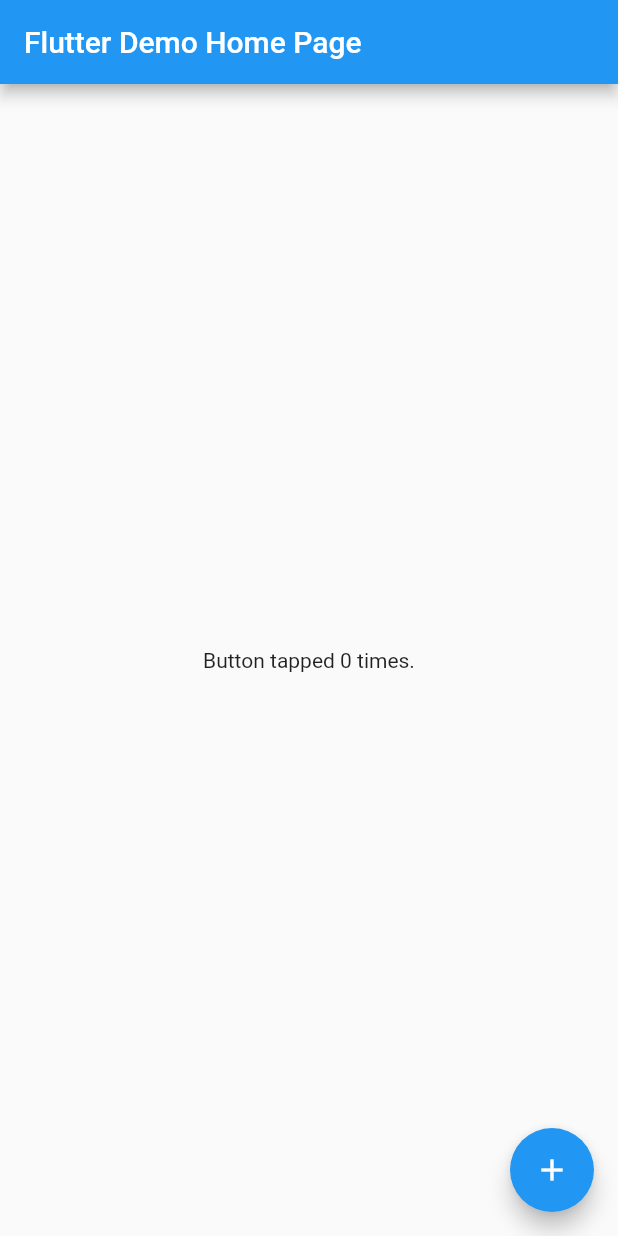
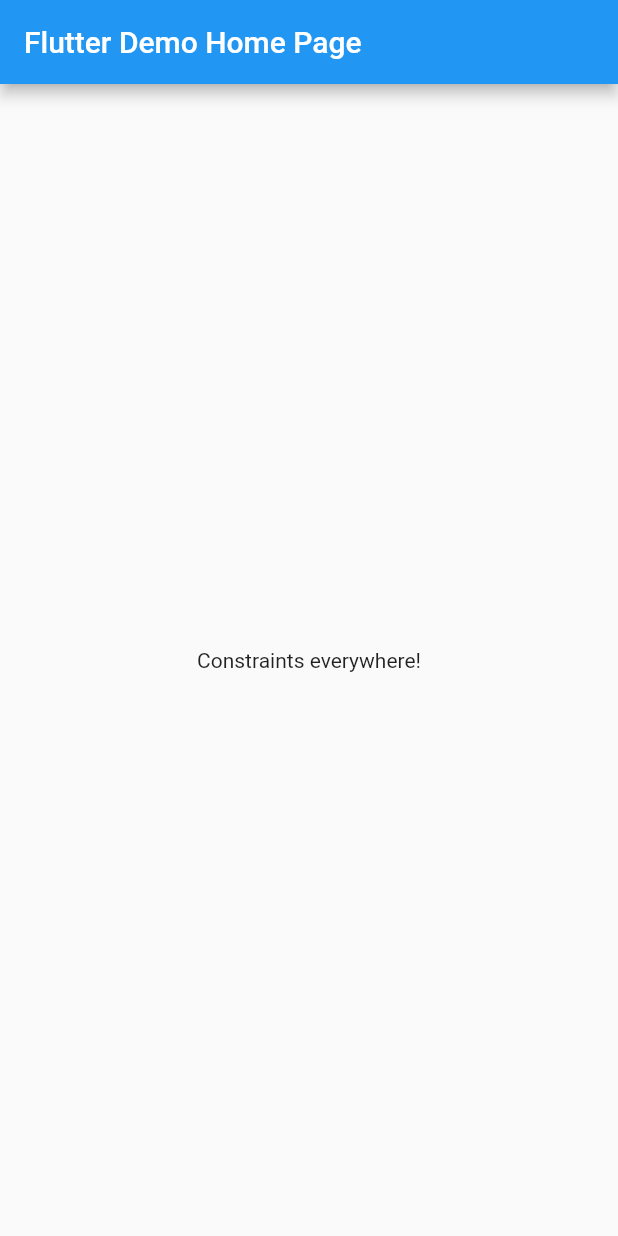
Before and after one commit to mswift42/fcd, a Flutter app: the screen it shows after launch, on a phone screen of 412 x 824 dp. Run offline on Flutter 3.47's test engine with Material 2 defaults, Android fonts, the phone set to English and light mode, and no system bars.

```diff
--- a/lib/main.dart
+++ b/lib/main.dart
@@ -4,14 +4,9 @@ import 'package:flutter/material.dart'
         BuildContext,
         Center,
         Colors,
-        FloatingActionButton,
-        Icon,
-        Icons,
         Key,
         MaterialApp,
         Scaffold,
-        State,
-        StatefulWidget,
         StatelessWidget,
         Text,
         ThemeData,
@@ -45,7 +40,7 @@ class ConstraintsDemoApp extends StatelessWidget {
   }
 }
 
-class MyHomePage extends StatefulWidget {
+class MyHomePage extends StatelessWidget {
   MyHomePage({Key key, this.title}) : super(key: key);
 
   // This widget is the home page of your application. It is stateful,
@@ -59,24 +54,7 @@ class MyHomePage extends StatefulWidget {
 
   final String title;
 
-  @override
-  _MyHomePageState createState() => new _MyHomePageState();
-}
 
-class _MyHomePageState extends State<MyHomePage> {
-  int _counter = 0;
-
-  void _incrementCounter() {
-    setState(() {
-      // This call to setState tells the Flutter framework that
-      // something has changed in this State, which causes it to rerun
-      // the build method below so that the display can reflect the
-      // updated values. If we changed _counter without calling
-      // setState(), then the build method would not be called again,
-      // and so nothing would appear to happen.
-      _counter++;
-    });
-  }
 
   @override
   Widget build(BuildContext context) {
@@ -91,18 +69,13 @@ class _MyHomePageState extends State<MyHomePage> {
         // Here we take the value from the MyHomePage object that
         // was created by the App.build method, and use it to set
         // our appbar title.
-        title: new Text(widget.title),
+        title: new Text(title),
       ),
       body: new Center(
         child: new Text(
-          'Button tapped $_counter time${ _counter == 1 ? '' : 's' }.',
+          'Constraints everywhere!',
         ),
       ),
-      floatingActionButton: new FloatingActionButton(
-        onPressed: _incrementCounter,
-        tooltip: 'Increment',
-        child: new Icon(Icons.add),
-      ), // This trailing comma makes auto-formatting nicer for build methods.
     );
   }
 }
```
